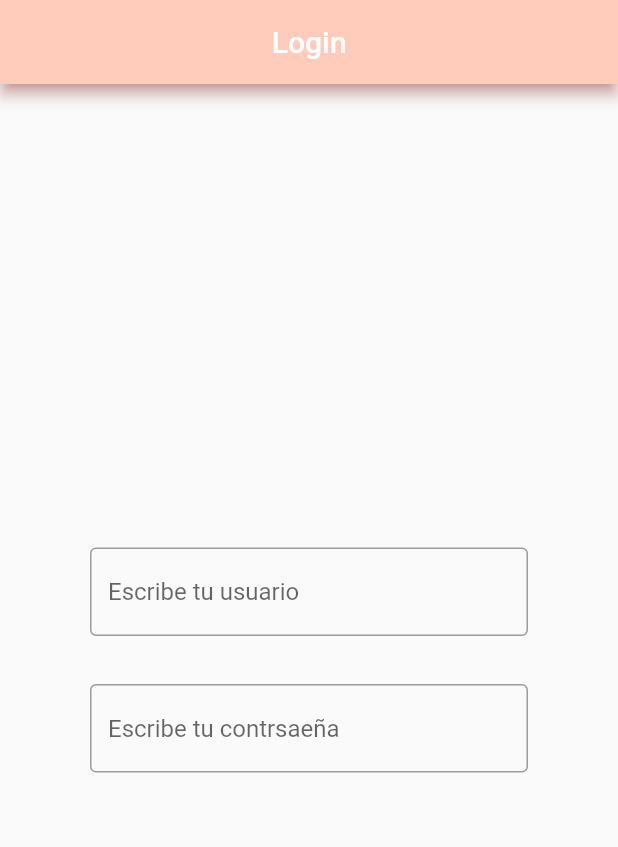
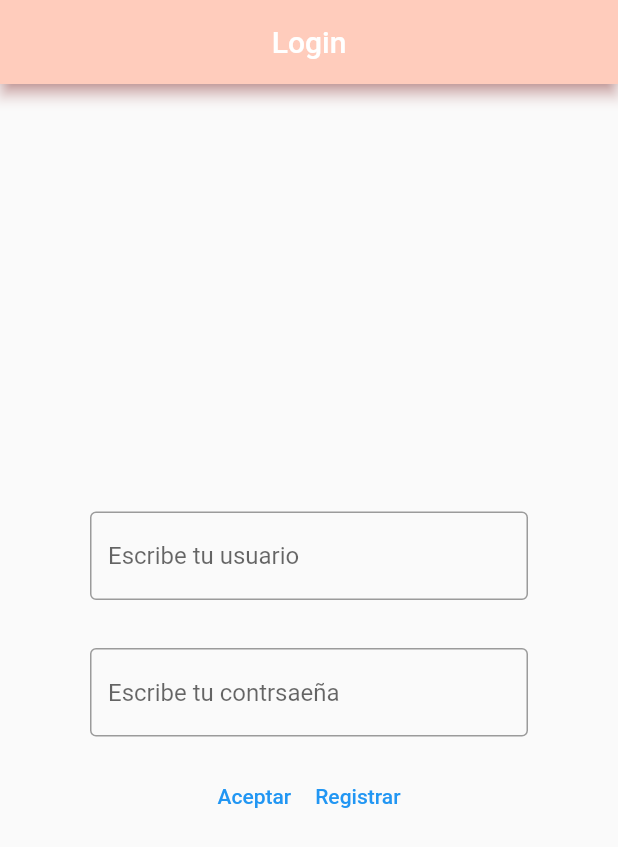
Before and after one commit to elenaaroma/practica1, a Flutter app: the screen it shows after launch, on a phone screen of 412 x 824 dp. Shown: the top 847 px of the screen. Run offline on Flutter 3.47's test engine with Material 2 defaults, Android fonts, the phone set to English and light mode, and no system bars; our stand-ins replace firebase_core; accounts and stored records are empty; generated files the repository leaves out were written again.

Commit message:
commit botones login

```diff
--- a/lib/OnBoarding/LoginView.dart
+++ b/lib/OnBoarding/LoginView.dart
@@ -2,6 +2,15 @@
 import 'package:flutter/material.dart';
 
 class LoginView extends StatelessWidget{
+
+  void onClickAceptar(){
+
+  }
+
+  void onClickRegistrar(){
+
+  }
+
 
   @override
   Widget build(BuildContext context) {
@@ -37,6 +46,15 @@ class LoginView extends StatelessWidget{
             ),
           ),
 
+          Row(mainAxisAlignment: MainAxisAlignment.center,
+
+            children: [
+              TextButton(onPressed: onClickAceptar, child: Text("Aceptar")),
+              TextButton(onPressed: onClickRegistrar, child: Text("Registrar")),
+            ],
+
+          )
+
         ],
       ),
 
```
